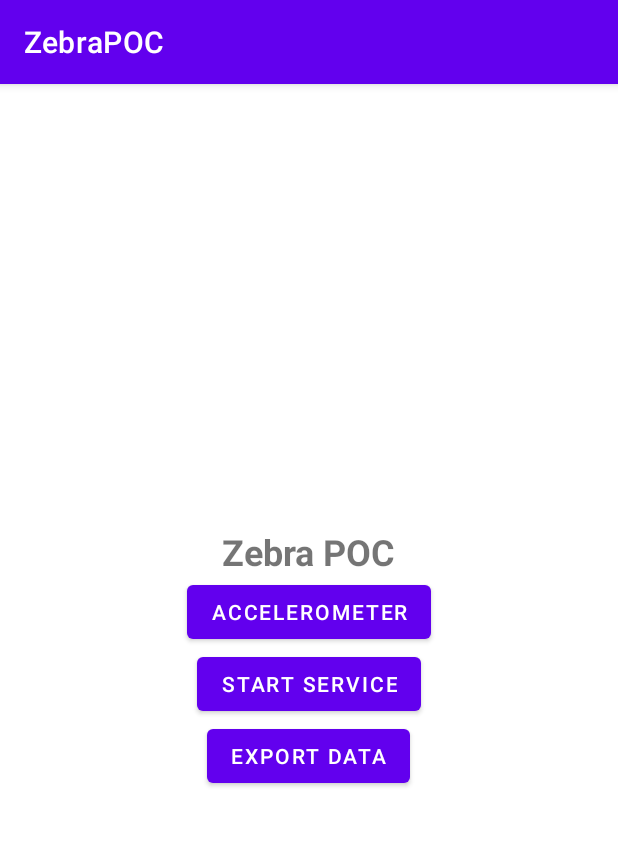
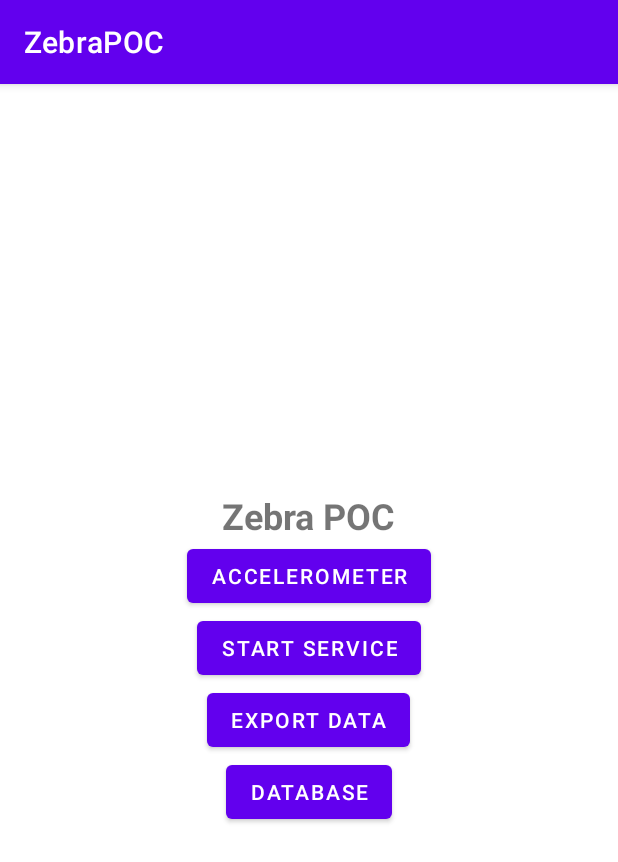
Before and after one commit to arnabalumnus/ZebraPOC, an Android app: the screen it shows after launch (MainActivity), after a tap on "EXPORT DATA", on a phone screen of 412 x 824 dp. Shown: the top 862 px of the screen. Run offline under Robolectric (Android 15) with nearby library versions, the phone set to English and light mode, and no system bars; our stand-ins replace Room's generated code; libraries missing offline, so code that uses them is left out: com.opencsv; 3 statements that could not run were skipped.

Commit message:
Fetch database Query added

```diff
--- a/app/src/main/AndroidManifest.xml
+++ b/app/src/main/AndroidManifest.xml
@@ -15,6 +15,8 @@
         android:roundIcon="@mipmap/ic_launcher_round"
         android:supportsRtl="true"
         android:theme="@style/Theme.ZebraPOC">
+        <activity android:name=".ui.DatabaseActivity"></activity>
+
         <receiver
             android:name=".BootReceiver"
             android:enabled="true"
@@ -36,8 +38,6 @@
         <service
             android:name=".EventTrackingService"
             android:foregroundServiceType="dataSync" />
-
-
     </application>
 
 </manifest>
--- a/app/src/main/java/com/example/zebrapoc/MainActivity.java
+++ b/app/src/main/java/com/example/zebrapoc/MainActivity.java
@@ -13,6 +13,7 @@ import androidx.room.Room;
 
 import com.example.zebrapoc.db.AppDatabase;
 import com.example.zebrapoc.db.EventLogEntity;
+import com.example.zebrapoc.ui.DatabaseActivity;
 import com.example.zebrapoc.utils.DateFormatter;
 import com.opencsv.CSVWriter;
 
@@ -77,4 +78,8 @@ public class MainActivity extends AppCompatActivity {
         Thread thread = new Thread(runnable);
         thread.start();
     }
+
+    public void navigateToDatabase(View view) {
+        startActivity(new Intent(this, DatabaseActivity.class));
+    }
 }
--- a/app/src/main/java/com/example/zebrapoc/db/EventLogDao.java
+++ b/app/src/main/java/com/example/zebrapoc/db/EventLogDao.java
@@ -4,11 +4,13 @@ import androidx.room.Dao;
 import androidx.room.Delete;
 import androidx.room.Insert;
 import androidx.room.Query;
+import androidx.room.Transaction;
 
 import java.util.List;
 
 @Dao
 public interface EventLogDao {
+
     @Query("SELECT * FROM event_log")
     List<EventLogEntity> getAll();
 
@@ -18,6 +20,20 @@ public interface EventLogDao {
     @Delete
     void delete(EventLogEntity eventLogs);
 
+    @Query("Select count(*) from event_log;")
+    void getCount();
+
+    @Query("Select MAX(uid) from event_log;")
+    void getMax();
+
+    @Query("Select * from event_log where uid = (Select MAX(uid) from event_log);")
+    void getLastRecord();
+
+    @Transaction
+    void getCustomRecord(
+
+    );
+
     /*@Query("SELECT * FROM user WHERE uid IN (:userIds)")
     List<User> loadAllByIds(int[] userIds);
 
--- a/app/src/main/res/layout/activity_main.xml
+++ b/app/src/main/res/layout/activity_main.xml
@@ -44,5 +44,12 @@
         android:layout_centerVertical="true"
         android:text="Export Data" />
 
+    <Button
+        android:id="@+id/buttonDatabase"
+        android:layout_width="wrap_content"
+        android:layout_height="wrap_content"
+        android:onClick="navigateToDatabase"
+        android:text="Database" />
+
 
 </LinearLayout>
```
Also changed, not shown: app/src/main/java/com/example/zebrapoc/ui/DatabaseActivity.java (added, +29 -0 lines), app/src/main/res/layout/activity_database.xml (added, +19 -0 lines).
